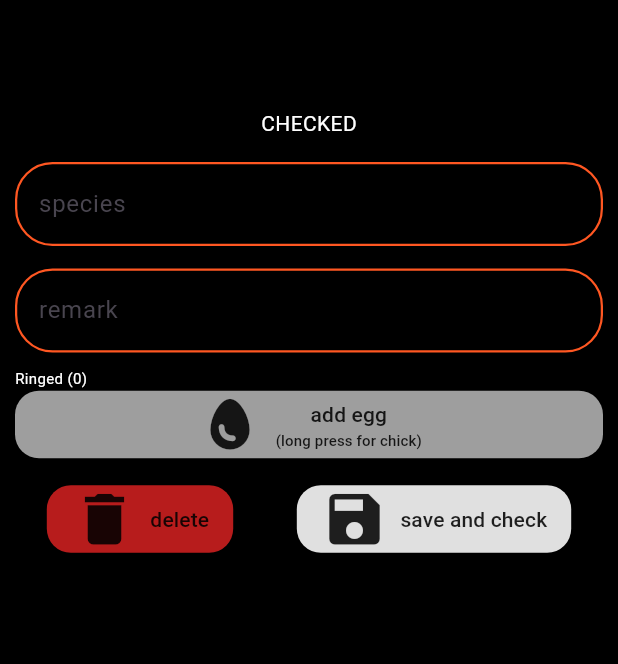
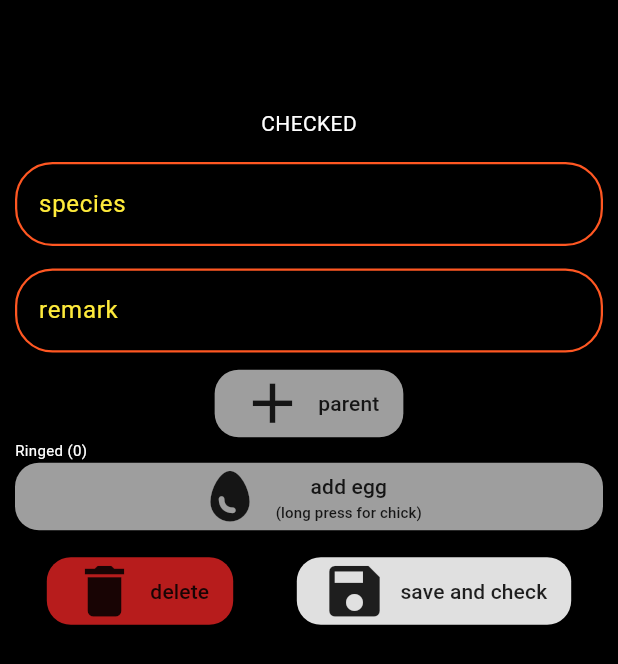
Before and after one commit to rix133/flutter_bird_colony, a Flutter app: the FindNearby screen opened by its route, after a tap on "Find nest", on a phone screen of 412 x 824 dp. Shown: the top 664 px of the screen. Run offline on Flutter 3.47's test engine with Material 3 defaults, Android fonts, the phone set to English and light mode, and no system bars; our stand-ins replace cloud_firestore, firebase_auth, firebase_core, flutter_compass, geolocator, google_maps_flutter and 2 more; accounts and stored records are empty; generated files the repository leaves out were written again.

Commit message:
started adding parents

```diff
--- a/lib/buildForm.dart
+++ b/lib/buildForm.dart
@@ -3,8 +3,7 @@ import 'package:flutter/services.dart';
 
 
 //äkki kasutada TextField?
-Widget buildForm(BuildContext context,String kirjeldus,[initialValue,controller,isNumber]){
-  if(isNumber==null){isNumber=false;}
+Widget buildForm(BuildContext context,String kirjeldus,[initialValue,controller, bool isNumber = false]){
   return new Column(
     children: <Widget>[
       TextFormField(
@@ -15,6 +14,7 @@ Widget buildForm(BuildContext context,String kirjeldus,[initialValue,controller,
         initialValue: initialValue,
         decoration: InputDecoration(
           labelText: kirjeldus,
+          labelStyle: TextStyle(color: Colors.yellow),
           hintText: kirjeldus,
           fillColor: Colors.orange,
           focusedBorder: OutlineInputBorder(
--- a/lib/nestCreate.dart
+++ b/lib/nestCreate.dart
@@ -144,7 +144,7 @@ class _PesaState extends State<Pesa> {
               ),*/
               Row(mainAxisAlignment: MainAxisAlignment.center, children: [
                 Flexible(
-                    child: buildForm(context, "enter nest ID", null, nestID)),
+                    child: buildForm(context, "enter nest ID", null, nestID,  true)),
                 //Icon(Icons.check_circle,color: Colors.green,size: 40,)
               ]),
               RawAutocomplete<SpeciesList>(
--- a/lib/nestManage.dart
+++ b/lib/nestManage.dart
@@ -6,6 +6,8 @@ import 'package:firebase_auth/firebase_auth.dart';
 import 'package:flutter/material.dart';
 import 'package:kakrarahu/buildForm.dart';
 import 'package:kakrarahu/species.dart';
+
+import 'models/bird.dart';
 
 class NestManage extends StatefulWidget {
   const NestManage({Key? key}) : super(key: key);
@@ -31,6 +33,7 @@ class _NestManageState extends State<NestManage> {
   var mune;
   var username;
   var exists;
+  List <Bird> parents = [];
   Map<String, dynamic> database = {};
   late CollectionReference pesa;
 
@@ -57,6 +60,35 @@ class _NestManageState extends State<NestManage> {
     species.dispose();
     remark.dispose();
     super.dispose();
+  }
+
+  Row _getParentsRow(){
+    //buttons row for listing available parents and + button to add new
+    return Row(
+      mainAxisAlignment: MainAxisAlignment.spaceAround,
+      crossAxisAlignment: CrossAxisAlignment.start,
+      children: [
+        ...parents.map((Bird e) => ElevatedButton(
+          style: ElevatedButton.styleFrom(
+              backgroundColor: Colors.grey),
+          child: (Text(e.band)),
+          onPressed: () {
+          },
+        ),).toList(),
+        //add new parent button
+        ElevatedButton.icon(
+            style: ButtonStyle(
+                backgroundColor:
+                MaterialStateProperty.all(Colors.grey)),
+            onPressed: () {
+            },
+            icon: Icon(
+              Icons.add,
+              size: 45,
+            ),
+            label: Text("parent")),
+      ],
+    );
   }
 
   Widget build(BuildContext context) {
@@ -178,6 +210,7 @@ class _NestManageState extends State<NestManage> {
                     controller: textEditingController,
                     decoration: InputDecoration(
                       labelText: "species",
+                      labelStyle: TextStyle(color: Colors.yellow),
                       hintText: "enter species",
                       fillColor: Colors.orange,
                       focusedBorder: OutlineInputBorder(
@@ -213,6 +246,7 @@ class _NestManageState extends State<NestManage> {
               ),
               SizedBox(height: 15),
               buildForm(context, "remark", null, remark),
+              _getParentsRow(),
               StreamBuilder<QuerySnapshot>(
                 stream: _eggStream,
                 builder: (context, snapshot) {
```
